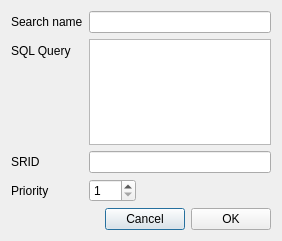
Above: ui/ui_postgissearch.ui from 3nids/quickfinder before the change. Below: the same form after it.
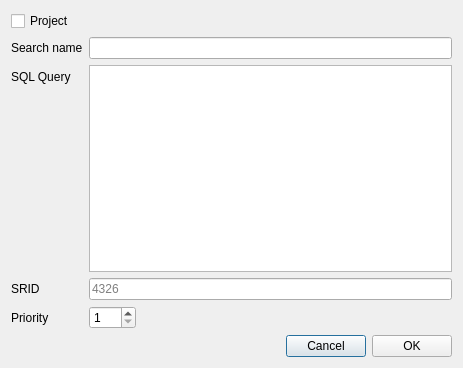
That is the form after the change.

Commit message: Store IDs of selected searches in project settings

```diff
--- a/ui/ui_postgissearch.ui
+++ b/ui/ui_postgissearch.ui
@@ -6,8 +6,8 @@
    <rect>
     <x>0</x>
     <y>0</y>
-    <width>282</width>
-    <height>241</height>
+    <width>463</width>
+    <height>368</height>
    </rect>
   </property>
   <property name="windowTitle">
@@ -17,41 +17,51 @@
    <property name="fieldGrowthPolicy">
     <enum>QFormLayout::ExpandingFieldsGrow</enum>
    </property>
-   <item row="0" column="0">
+   <item row="1" column="0">
     <widget class="QLabel" name="label">
      <property name="text">
       <string>Search name</string>
      </property>
     </widget>
    </item>
-   <item row="0" column="1">
+   <item row="1" column="1">
     <widget class="QLineEdit" name="searchName"/>
    </item>
-   <item row="2" column="0">
+   <item row="3" column="0">
     <widget class="QLabel" name="FieldNameLabel">
      <property name="text">
       <string>SQL Query</string>
      </property>
     </widget>
    </item>
-   <item row="3" column="0">
+   <item row="4" column="0">
     <widget class="QLabel" name="label_3">
      <property name="text">
       <string>SRID</string>
      </property>
     </widget>
    </item>
-   <item row="3" column="1">
-    <widget class="QLineEdit" name="srid"/>
+   <item row="4" column="1">
+    <widget class="QLineEdit" name="srid">
+     <property name="inputMask">
+      <string notr="true">00000; </string>
+     </property>
+     <property name="text">
+      <string notr="true"/>
+     </property>
+     <property name="placeholderText">
+      <string notr="true">4326</string>
+     </property>
+    </widget>
    </item>
-   <item row="5" column="0">
+   <item row="6" column="0">
     <widget class="QLabel" name="label_2">
      <property name="text">
       <string>Priority</string>
      </property>
     </widget>
    </item>
-   <item row="5" column="1">
+   <item row="6" column="1">
     <widget class="QSpinBox" name="priorityBox">
      <property name="minimum">
       <number>1</number>
@@ -64,7 +74,7 @@
      </property>
     </widget>
    </item>
-   <item row="9" column="0" colspan="2">
+   <item row="10" column="0" colspan="2">
     <layout class="QHBoxLayout" name="horizontalLayout">
      <item>
       <spacer name="horizontalSpacer">
@@ -95,13 +105,23 @@
      </item>
     </layout>
    </item>
-   <item row="2" column="1">
+   <item row="3" column="1">
     <widget class="QTextEdit" name="queryEdit">
+     <property name="lineWrapMode">
+      <enum>QTextEdit::NoWrap</enum>
+     </property>
      <property name="acceptRichText">
       <bool>false</bool>
      </property>
     </widget>
    </item>
+   <item row="0" column="0">
+    <widget class="QCheckBox" name="project">
+     <property name="text">
+      <string>Project</string>
+     </property>
+    </widget>
+   </item>
   </layout>
  </widget>
  <tabstops>
```
The commit also changes 4 other files.
